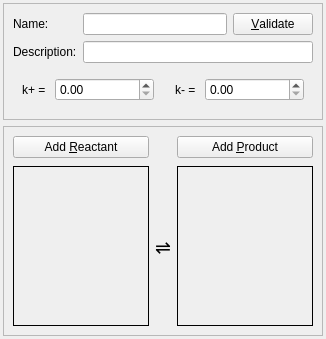
Old version of the form src/gui/stepwindow.ui in the repository stevenvergenz/chemecher.
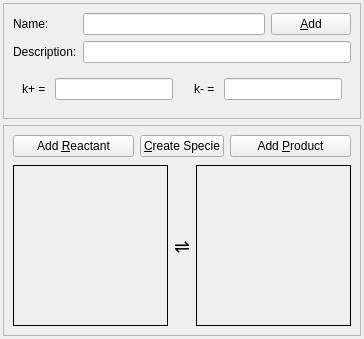
New version of the form.

The edit to the form file:
```diff
--- a/src/gui/stepwindow.ui
+++ b/src/gui/stepwindow.ui
@@ -6,7 +6,7 @@
    <rect>
     <x>0</x>
     <y>0</y>
-    <width>326</width>
+    <width>364</width>
     <height>339</height>
    </rect>
   </property>
@@ -69,8 +69,14 @@
       </item>
       <item row="0" column="2">
        <widget class="QPushButton" name="pushValidate">
+        <property name="sizePolicy">
+         <sizepolicy hsizetype="Maximum" vsizetype="Fixed">
+          <horstretch>0</horstretch>
+          <verstretch>0</verstretch>
+         </sizepolicy>
+        </property>
         <property name="text">
-         <string>&amp;Validate</string>
+         <string>&amp;Add</string>
         </property>
        </widget>
       </item>
@@ -97,14 +103,7 @@
           </widget>
          </item>
          <item>
-          <widget class="QDoubleSpinBox" name="spinKPlus">
-           <property name="buttonSymbols">
-            <enum>QAbstractSpinBox::UpDownArrows</enum>
-           </property>
-           <property name="singleStep">
-            <double>0.010000000000000</double>
-           </property>
-          </widget>
+          <widget class="QLineEdit" name="spinKPlus"/>
          </item>
          <item>
           <spacer name="horizontalSpacer">
@@ -136,11 +135,7 @@
           </widget>
          </item>
          <item>
-          <widget class="QDoubleSpinBox" name="spinKMinus">
-           <property name="singleStep">
-            <double>0.010000000000000</double>
-           </property>
-          </widget>
+          <widget class="QLineEdit" name="spinKMinus"/>
          </item>
         </layout>
        </widget>
@@ -173,7 +168,7 @@
       <property name="verticalSpacing">
        <number>8</number>
       </property>
-      <item row="1" column="0">
+      <item row="1" column="0" colspan="2">
        <widget class="QFrame" name="frmReacs">
         <property name="sizePolicy">
          <sizepolicy hsizetype="MinimumExpanding" vsizetype="Preferred">
@@ -189,20 +184,73 @@
         </property>
         <layout class="QGridLayout" name="layReac">
          <property name="verticalSpacing">
-          <number>1</number>
+          <number>0</number>
          </property>
         </layout>
        </widget>
       </item>
       <item row="0" column="0">
        <widget class="QPushButton" name="pushAddReac">
+        <property name="sizePolicy">
+         <sizepolicy hsizetype="MinimumExpanding" vsizetype="Fixed">
+          <horstretch>0</horstretch>
+          <verstretch>0</verstretch>
+         </sizepolicy>
+        </property>
         <property name="text">
          <string>Add &amp;Reactant</string>
         </property>
        </widget>
       </item>
-      <item row="1" column="1">
-       <widget class="QLabel" name="label_2">
+      <item row="0" column="4">
+       <widget class="QPushButton" name="pushAddProd">
+        <property name="sizePolicy">
+         <sizepolicy hsizetype="MinimumExpanding" vsizetype="Fixed">
+          <horstretch>0</horstretch>
+          <verstretch>0</verstretch>
+         </sizepolicy>
+        </property>
+        <property name="text">
+         <string>Add &amp;Product</string>
+        </property>
+       </widget>
+      </item>
+      <item row="1" column="3" colspan="2">
+       <widget class="QFrame" name="frmProds">
+        <property name="sizePolicy">
+         <sizepolicy hsizetype="MinimumExpanding" vsizetype="Preferred">
+          <horstretch>0</horstretch>
+          <verstretch>0</verstretch>
+         </sizepolicy>
+        </property>
+        <property name="acceptDrops">
+         <bool>false</bool>
+        </property>
+        <property name="frameShape">
+         <enum>QFrame::Box</enum>
+        </property>
+        <layout class="QGridLayout" name="layProd">
+         <property name="verticalSpacing">
+          <number>0</number>
+         </property>
+        </layout>
+       </widget>
+      </item>
+      <item row="0" column="1" colspan="3">
+       <widget class="QPushButton" name="pushCreateCpd">
+        <property name="sizePolicy">
+         <sizepolicy hsizetype="Maximum" vsizetype="Fixed">
+          <horstretch>0</horstretch>
+          <verstretch>0</verstretch>
+         </sizepolicy>
+        </property>
+        <property name="text">
+         <string>&amp;Create Specie</string>
+        </property>
+       </widget>
+      </item>
+      <item row="1" column="2">
+       <widget class="QLabel" name="label_4">
         <property name="sizePolicy">
          <sizepolicy hsizetype="Maximum" vsizetype="Expanding">
           <horstretch>0</horstretch>
@@ -223,37 +271,6 @@
         </property>
        </widget>
       </item>
-      <item row="0" column="2">
-       <widget class="QPushButton" name="pushAddProd">
-        <property name="text">
-         <string>Add &amp;Product</string>
-        </property>
-       </widget>
-      </item>
-      <item row="1" column="2">
-       <widget class="QFrame" name="frmProds">
-        <property name="sizePolicy">
-         <sizepolicy hsizetype="MinimumExpanding" vsizetype="Preferred">
-          <horstretch>0</horstretch>
-          <verstretch>0</verstretch>
-         </sizepolicy>
-        </property>
-        <property name="acceptDrops">
-         <bool>false</bool>
-        </property>
-        <property name="frameShape">
-         <enum>QFrame::Box</enum>
-        </property>
-        <layout class="QGridLayout" name="layProd">
-         <property name="topMargin">
-          <number>3</number>
-         </property>
-         <property name="bottomMargin">
-          <number>3</number>
-         </property>
-        </layout>
-       </widget>
-      </item>
      </layout>
     </widget>
    </item>
```
Left out of the diff: 2 changed lines with no effect on the pictures.
